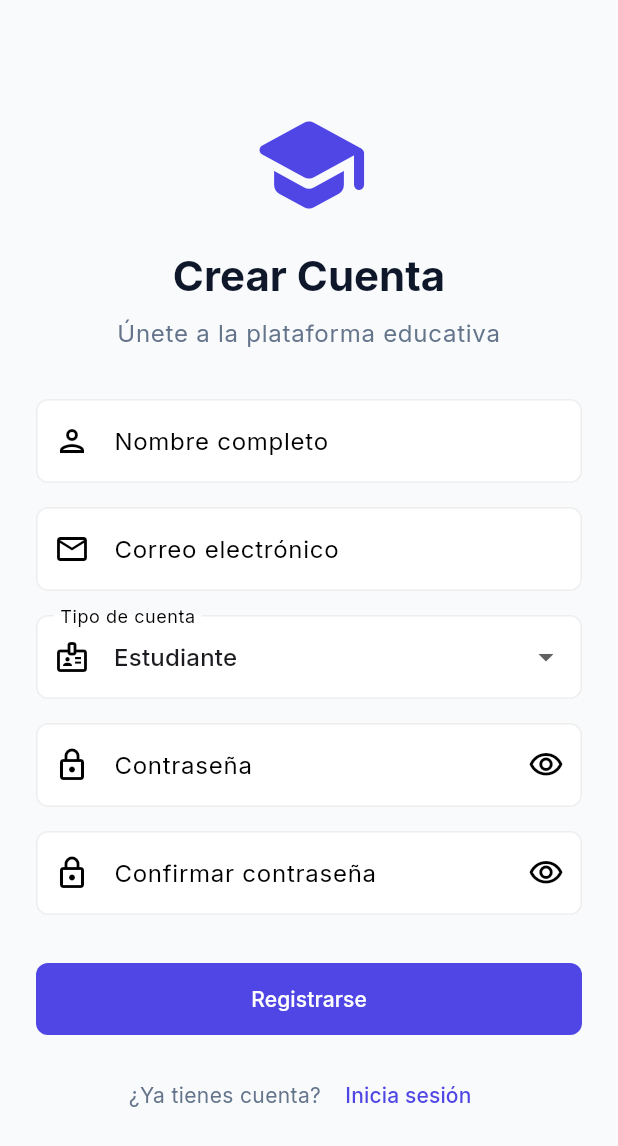
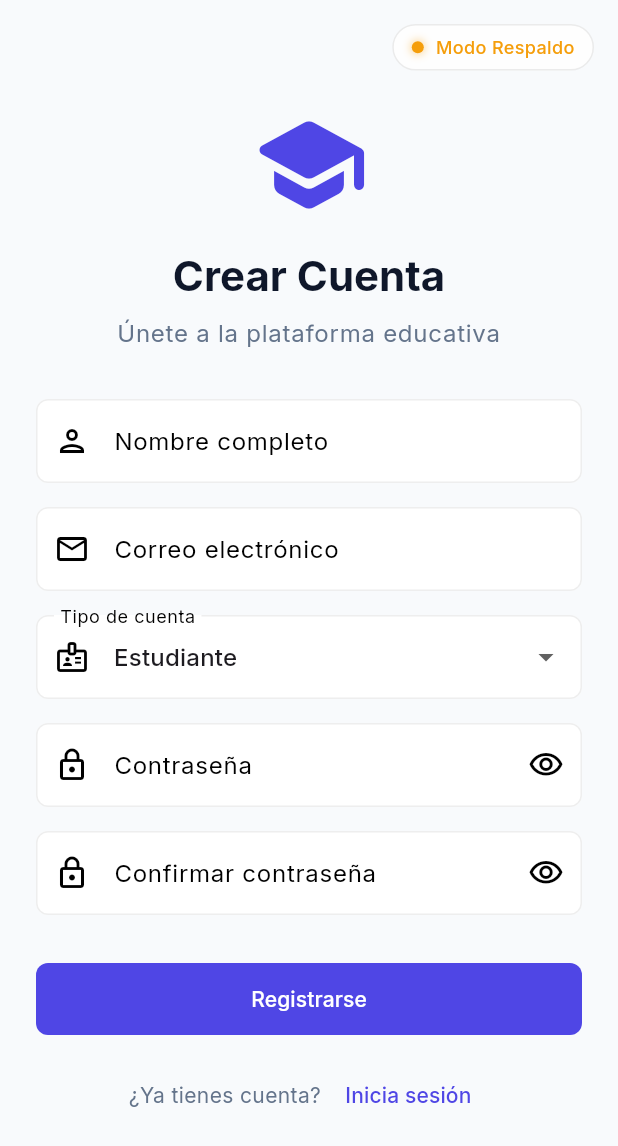
Before and after one commit to jjho05/EduNova_AI, a Flutter app: the screen it shows after launch, after a tap on "Regístrate", on a phone screen of 412 x 824 dp. Shown: the top 1146 px of the screen. Run offline on Flutter 3.47's test engine with Material 3 defaults, Android fonts, the phone set to English and light mode, and no system bars; our stand-ins replace dio, file_picker, fl_chart, flutter_secure_storage, go_router, google_fonts; accounts and stored records are empty; network calls fail.

Commit message:
feat: add database status indicator pill to login and register screens

```diff
--- a/frontend_flutter/lib/screens/auth/login_screen.dart
+++ b/frontend_flutter/lib/screens/auth/login_screen.dart
@@ -16,6 +16,14 @@ class _LoginScreenState extends State<LoginScreen> {
   final _emailController = TextEditingController();
   final _passwordController = TextEditingController();
   bool _obscurePassword = true;
+
+  @override
+  void initState() {
+    super.initState();
+    WidgetsBinding.instance.addPostFrameCallback((_) {
+      context.read<AuthProvider>().checkDatabaseStatus();
+    });
+  }
 
   @override
   void dispose() {
@@ -48,9 +56,12 @@ class _LoginScreenState extends State<LoginScreen> {
 
   @override
   Widget build(BuildContext context) {
+    final dbFallback = context.watch<AuthProvider>().dbFallback;
     return Scaffold(
       body: SafeArea(
-        child: Center(
+        child: Stack(
+          children: [
+            Center(
               child: SingleChildScrollView(
                 padding: const EdgeInsets.all(24),
                 child: ConstrainedBox(
@@ -175,6 +186,54 @@ class _LoginScreenState extends State<LoginScreen> {
                 ),
               ),
             ),
+            Positioned(
+              top: 16,
+              right: 16,
+              child: Tooltip(
+                message: dbFallback
+                    ? 'Base de datos de respaldo activa (Supabase dormida o inactiva)'
+                    : 'Conectado a la base de datos principal (Supabase activa)',
+                child: Container(
+                  padding: const EdgeInsets.symmetric(horizontal: 12, vertical: 6),
+                  decoration: BoxDecoration(
+                    color: Theme.of(context).cardColor.withOpacity(0.8),
+                    borderRadius: BorderRadius.circular(20),
+                    border: Border.all(color: Colors.grey.withOpacity(0.2)),
+                  ),
+                  child: Row(
+                    mainAxisSize: MainAxisSize.min,
+                    children: [
+                      Container(
+                        width: 8,
+                        height: 8,
+                        decoration: BoxDecoration(
+                          color: dbFallback ? AppColors.warning : AppColors.success,
+                          shape: BoxShape.circle,
+                          boxShadow: [
+                            BoxShadow(
+                              color: (dbFallback ? AppColors.warning : AppColors.success).withOpacity(0.4),
+                              blurRadius: 4,
+                              spreadRadius: 1,
+                            ),
+                          ],
+                        ),
+                      ),
+                      const SizedBox(width: 8),
+                      Text(
+                        dbFallback ? 'Modo Respaldo' : 'Supabase Conectada',
+                        style: TextStyle(
+                          color: dbFallback ? AppColors.warning : AppColors.success,
+                          fontSize: 12,
+                          fontWeight: FontWeight.w500,
+                        ),
+                      ),
+                    ],
+                  ),
+                ),
+              ),
+            ),
+          ],
+        ),
       ),
     );
   }
--- a/frontend_flutter/lib/screens/auth/register_screen.dart
+++ b/frontend_flutter/lib/screens/auth/register_screen.dart
@@ -20,6 +20,14 @@ class _RegisterScreenState extends State<RegisterScreen> {
   bool _obscurePassword = true;
   bool _obscureConfirmPassword = true;
   String _selectedRole = 'student';
+
+  @override
+  void initState() {
+    super.initState();
+    WidgetsBinding.instance.addPostFrameCallback((_) {
+      context.read<AuthProvider>().checkDatabaseStatus();
+    });
+  }
 
   @override
   void dispose() {
@@ -56,9 +64,12 @@ class _RegisterScreenState extends State<RegisterScreen> {
 
   @override
   Widget build(BuildContext context) {
+    final dbFallback = context.watch<AuthProvider>().dbFallback;
     return Scaffold(
       body: SafeArea(
-        child: Center(
+        child: Stack(
+          children: [
+            Center(
               child: SingleChildScrollView(
                 padding: const EdgeInsets.all(24),
                 child: ConstrainedBox(
@@ -251,6 +262,54 @@ class _RegisterScreenState extends State<RegisterScreen> {
                 ),
               ),
             ),
+            Positioned(
+              top: 16,
+              right: 16,
+              child: Tooltip(
+                message: dbFallback
+                    ? 'Base de datos de respaldo activa (Supabase dormida o inactiva)'
+                    : 'Conectado a la base de datos principal (Supabase activa)',
+                child: Container(
+                  padding: const EdgeInsets.symmetric(horizontal: 12, vertical: 6),
+                  decoration: BoxDecoration(
+                    color: Theme.of(context).cardColor.withOpacity(0.8),
+                    borderRadius: BorderRadius.circular(20),
+                    border: Border.all(color: Colors.grey.withOpacity(0.2)),
+                  ),
+                  child: Row(
+                    mainAxisSize: MainAxisSize.min,
+                    children: [
+                      Container(
+                        width: 8,
+                        height: 8,
+                        decoration: BoxDecoration(
+                          color: dbFallback ? AppColors.warning : AppColors.success,
+                          shape: BoxShape.circle,
+                          boxShadow: [
+                            BoxShadow(
+                              color: (dbFallback ? AppColors.warning : AppColors.success).withOpacity(0.4),
+                              blurRadius: 4,
+                              spreadRadius: 1,
+                            ),
+                          ],
+                        ),
+                      ),
+                      const SizedBox(width: 8),
+                      Text(
+                        dbFallback ? 'Modo Respaldo' : 'Supabase Conectada',
+                        style: TextStyle(
+                          color: dbFallback ? AppColors.warning : AppColors.success,
+                          fontSize: 12,
+                          fontWeight: FontWeight.w500,
+                        ),
+                      ),
+                    ],
+                  ),
+                ),
+              ),
+            ),
+          ],
+        ),
       ),
     );
   }
```
Also changed, not shown: 3 other files. Lines whose indentation alone changed are shown as unchanged.
